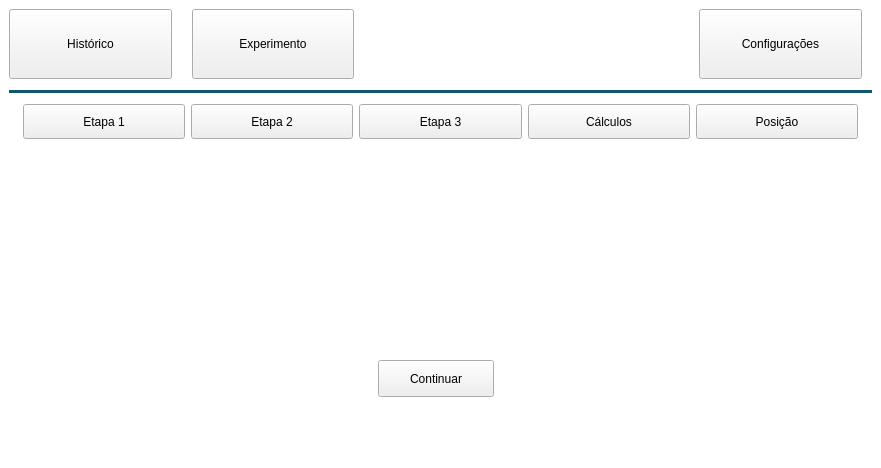
Matheusodias/infralab_direct_shear_embedded_interface, file Code/Interface/mainwindow.ui: the form before one commit.
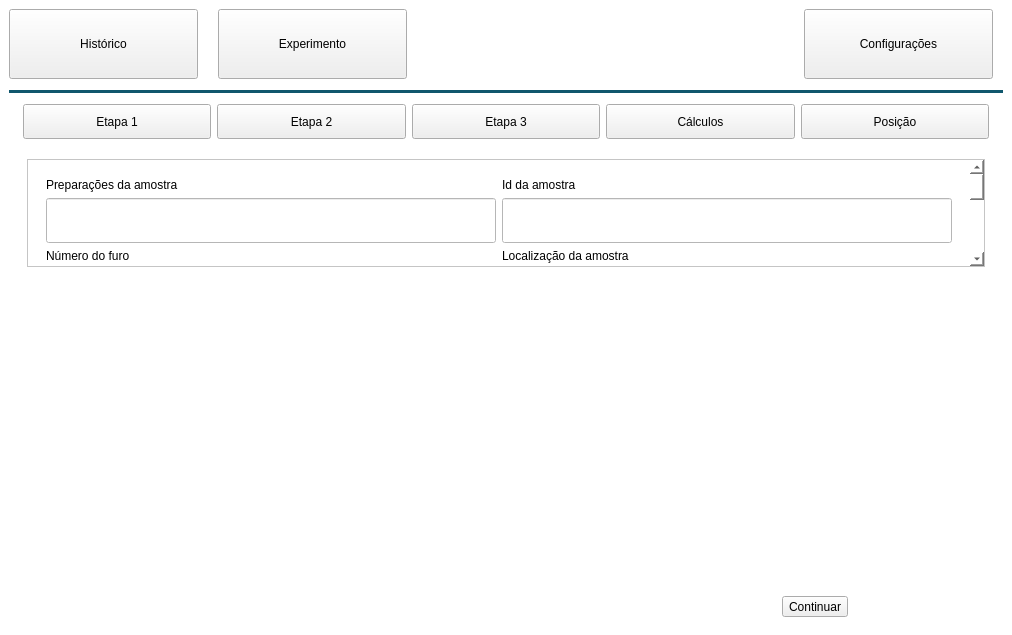
The form after the commit. The open tabs and pages were chosen to show the change. Icons and pictures are not drawn.

Commit message: Add phase 2 page

Patch:
```diff
--- a/Code/Interface/mainwindow.ui
+++ b/Code/Interface/mainwindow.ui
@@ -6,8 +6,8 @@
    <rect>
     <x>0</x>
     <y>0</y>
-    <width>881</width>
-    <height>468</height>
+    <width>1012</width>
+    <height>635</height>
    </rect>
   </property>
   <property name="windowTitle">
@@ -639,35 +639,260 @@
                </layout>
               </widget>
               <widget class="QWidget" name="phase2_page">
-               <widget class="QToolButton" name="continuePhase2_button">
-                <property name="geometry">
-                 <rect>
-                  <x>360</x>
-                  <y>210</y>
-                  <width>116</width>
-                  <height>37</height>
-                 </rect>
-                </property>
-                <property name="styleSheet">
-                 <string notr="true"/>
-                </property>
-                <property name="text">
-                 <string>Continuar</string>
-                </property>
-                <property name="icon">
-                 <iconset>
-                  <normaloff>:/Arrow.png</normaloff>:/Arrow.png</iconset>
-                </property>
-                <property name="iconSize">
-                 <size>
-                  <width>30</width>
-                  <height>30</height>
-                 </size>
-                </property>
-                <property name="toolButtonStyle">
-                 <enum>Qt::ToolButtonTextBesideIcon</enum>
-                </property>
-               </widget>
+               <layout class="QVBoxLayout" name="verticalLayout_6" stretch="3,9,2">
+                <item>
+                 <widget class="QScrollArea" name="scrollAreaPhase2">
+                  <property name="minimumSize">
+                   <size>
+                    <width>200</width>
+                    <height>85</height>
+                   </size>
+                  </property>
+                  <property name="styleSheet">
+                   <string notr="true">background-color:white;
+</string>
+                  </property>
+                  <property name="frameShadow">
+                   <enum>QFrame::Raised</enum>
+                  </property>
+                  <property name="lineWidth">
+                   <number>1</number>
+                  </property>
+                  <property name="widgetResizable">
+                   <bool>true</bool>
+                  </property>
+                  <widget class="QWidget" name="scrollAreaWidgetContentsPhase2">
+                   <property name="geometry">
+                    <rect>
+                     <x>0</x>
+                     <y>0</y>
+                     <width>942</width>
+                     <height>518</height>
+                    </rect>
+                   </property>
+                   <layout class="QVBoxLayout" name="verticalLayout_5">
+                    <item>
+                     <widget class="QFrame" name="frame_Phase2">
+                      <property name="minimumSize">
+                       <size>
+                        <width>500</width>
+                        <height>500</height>
+                       </size>
+                      </property>
+                      <property name="frameShape">
+                       <enum>QFrame::NoFrame</enum>
+                      </property>
+                      <property name="frameShadow">
+                       <enum>QFrame::Plain</enum>
+                      </property>
+                      <property name="lineWidth">
+                       <number>0</number>
+                      </property>
+                      <layout class="QVBoxLayout" name="verticalLayout_13" stretch="2,5">
+                       <item>
+                        <layout class="QGridLayout" name="gridLayout_Phase2">
+                         <item row="0" column="0">
+                          <layout class="QVBoxLayout" name="verticalLayout_SamplePreparation">
+                           <item>
+                            <widget class="QLabel" name="label_SamplePreparation">
+                             <property name="text">
+                              <string>Preparações da amostra</string>
+                             </property>
+                            </widget>
+                           </item>
+                           <item>
+                            <widget class="QLineEdit" name="lineEdit_SamplePreparation">
+                             <property name="sizePolicy">
+                              <sizepolicy hsizetype="Expanding" vsizetype="Expanding">
+                               <horstretch>0</horstretch>
+                               <verstretch>0</verstretch>
+                              </sizepolicy>
+                             </property>
+                             <property name="minimumSize">
+                              <size>
+                               <width>100</width>
+                               <height>15</height>
+                              </size>
+                             </property>
+                             <property name="alignment">
+                              <set>Qt::AlignLeading|Qt::AlignLeft|Qt::AlignTop</set>
+                             </property>
+                            </widget>
+                           </item>
+                          </layout>
+                         </item>
+                         <item row="0" column="1">
+                          <layout class="QVBoxLayout" name="verticalLayout_SampleId">
+                           <item>
+                            <widget class="QLabel" name="label_SampleId">
+                             <property name="text">
+                              <string>Id da amostra</string>
+                             </property>
+                            </widget>
+                           </item>
+                           <item>
+                            <widget class="QLineEdit" name="lineEdit_SampleId">
+                             <property name="sizePolicy">
+                              <sizepolicy hsizetype="Expanding" vsizetype="Expanding">
+                               <horstretch>0</horstretch>
+                               <verstretch>0</verstretch>
+                              </sizepolicy>
+                             </property>
+                             <property name="alignment">
+                              <set>Qt::AlignLeading|Qt::AlignLeft|Qt::AlignTop</set>
+                             </property>
+                            </widget>
+                           </item>
+                          </layout>
+                         </item>
+                         <item row="1" column="0">
+                          <layout class="QVBoxLayout" name="verticalLayout_BoringNumber">
+                           <item>
+                            <widget class="QLabel" name="label_BoringNumber">
+                             <property name="text">
+                              <string>Número do furo</string>
+                             </property>
+                            </widget>
+                           </item>
+                           <item>
+                            <widget class="QLineEdit" name="lineEdit_BoringNumber">
+                             <property name="sizePolicy">
+                              <sizepolicy hsizetype="Expanding" vsizetype="Expanding">
+                               <horstretch>0</horstretch>
+                               <verstretch>0</verstretch>
+                              </sizepolicy>
+                             </property>
+                             <property name="alignment">
+                              <set>Qt::AlignLeading|Qt::AlignLeft|Qt::AlignTop</set>
+                             </property>
+                            </widget>
+                           </item>
+                          </layout>
+                         </item>
+                         <item row="1" column="1">
+                          <layout class="QVBoxLayout" name="verticalLayout_SampleLocalization">
+                           <item>
+                            <widget class="QLabel" name="label_SampleLocalization">
+                             <property name="text">
+                              <string>Localização da amostra</string>
+                             </property>
+                            </widget>
+                           </item>
+                           <item>
+                            <widget class="QLineEdit" name="lineEdit_SampleLocalization">
+                             <property name="sizePolicy">
+                              <sizepolicy hsizetype="Expanding" vsizetype="Expanding">
+                               <horstretch>0</horstretch>
+                               <verstretch>0</verstretch>
+                              </sizepolicy>
+                             </property>
+                             <property name="alignment">
+                              <set>Qt::AlignLeading|Qt::AlignLeft|Qt::AlignTop</set>
+                             </property>
+                            </widget>
+                           </item>
+                          </layout>
+                         </item>
+                        </layout>
+                       </item>
+                       <item>
+                        <layout class="QVBoxLayout" name="verticalLayout_SampleDescription">
+                         <item>
+                          <widget class="QLabel" name="label_SampleDescription">
+                           <property name="text">
+                            <string>Descrição da amostra</string>
+                           </property>
+                          </widget>
+                         </item>
+                         <item>
+                          <widget class="QLineEdit" name="lineEdit_SampleDescription">
+                           <property name="sizePolicy">
+                            <sizepolicy hsizetype="Expanding" vsizetype="Expanding">
+                             <horstretch>0</horstretch>
+                             <verstretch>0</verstretch>
+                            </sizepolicy>
+                           </property>
+                           <property name="alignment">
+                            <set>Qt::AlignLeading|Qt::AlignLeft|Qt::AlignTop</set>
+                           </property>
+                          </widget>
+                         </item>
+                        </layout>
+                       </item>
+                      </layout>
+                     </widget>
+                    </item>
+                   </layout>
+                  </widget>
+                 </widget>
+                </item>
+                <item>
+                 <spacer name="verticalSpacer_3">
+                  <property name="orientation">
+                   <enum>Qt::Vertical</enum>
+                  </property>
+                  <property name="sizeHint" stdset="0">
+                   <size>
+                    <width>20</width>
+                    <height>40</height>
+                   </size>
+                  </property>
+                 </spacer>
+                </item>
+                <item>
+                 <layout class="QHBoxLayout" name="horizontalLayout_2" stretch="11,0,2">
+                  <item>
+                   <spacer name="horizontalSpacer_4">
+                    <property name="orientation">
+                     <enum>Qt::Horizontal</enum>
+                    </property>
+                    <property name="sizeHint" stdset="0">
+                     <size>
+                      <width>40</width>
+                      <height>20</height>
+                     </size>
+                    </property>
+                   </spacer>
+                  </item>
+                  <item>
+                   <widget class="QToolButton" name="continuePhase1_button_2">
+                    <property name="styleSheet">
+                     <string notr="true"/>
+                    </property>
+                    <property name="text">
+                     <string>Continuar</string>
+                    </property>
+                    <property name="icon">
+                     <iconset resource="images/resources.qrc">
+                      <normaloff>:/Arrow.png</normaloff>:/Arrow.png</iconset>
+                    </property>
+                    <property name="iconSize">
+                     <size>
+                      <width>30</width>
+                      <height>30</height>
+                     </size>
+                    </property>
+                    <property name="toolButtonStyle">
+                     <enum>Qt::ToolButtonTextBesideIcon</enum>
+                    </property>
+                   </widget>
+                  </item>
+                  <item>
+                   <spacer name="horizontalSpacer_5">
+                    <property name="orientation">
+                     <enum>Qt::Horizontal</enum>
+                    </property>
+                    <property name="sizeHint" stdset="0">
+                     <size>
+                      <width>40</width>
+                      <height>20</height>
+                     </size>
+                    </property>
+                   </spacer>
+                  </item>
+                 </layout>
+                </item>
+               </layout>
               </widget>
               <widget class="QWidget" name="phase3_page">
                <widget class="QToolButton" name="continuePhase3_button">
```
Left out of the diff: 18 changed lines with no effect on the pictures. The commit also changes 10 other files.
